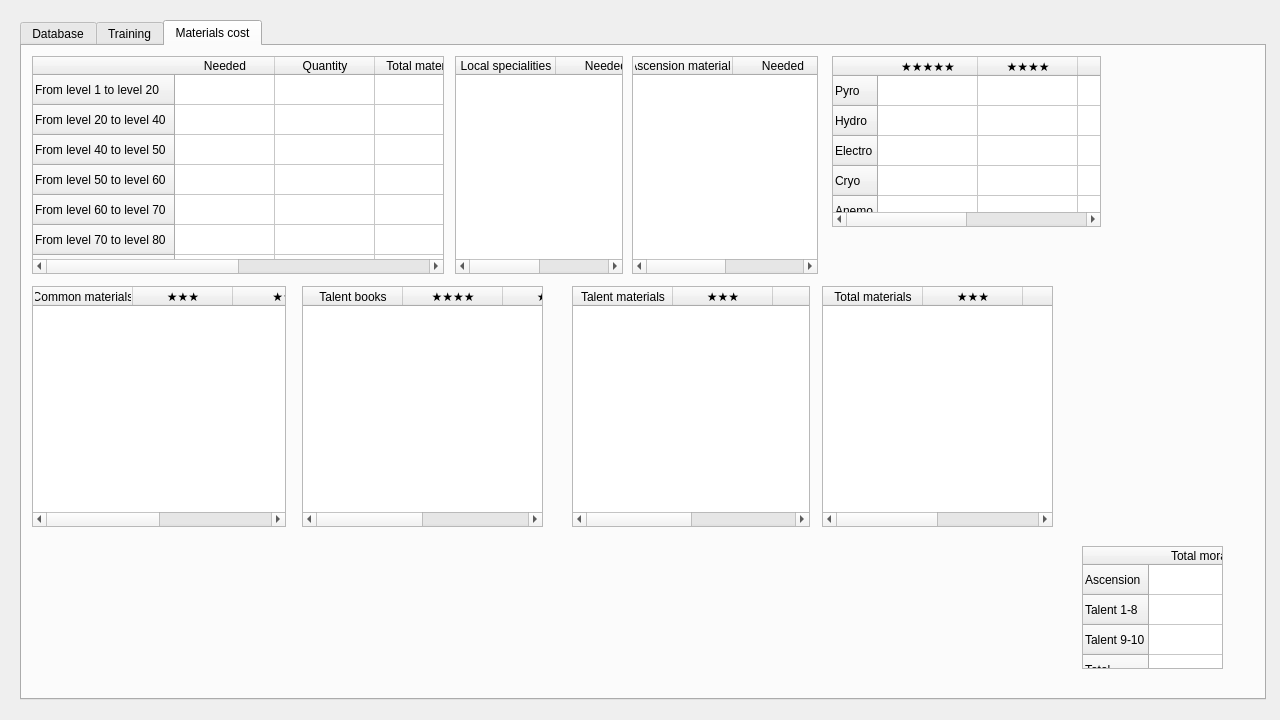
Qt form genshin_calculator.ui (crimvael/genshin_calculator) before a commit.
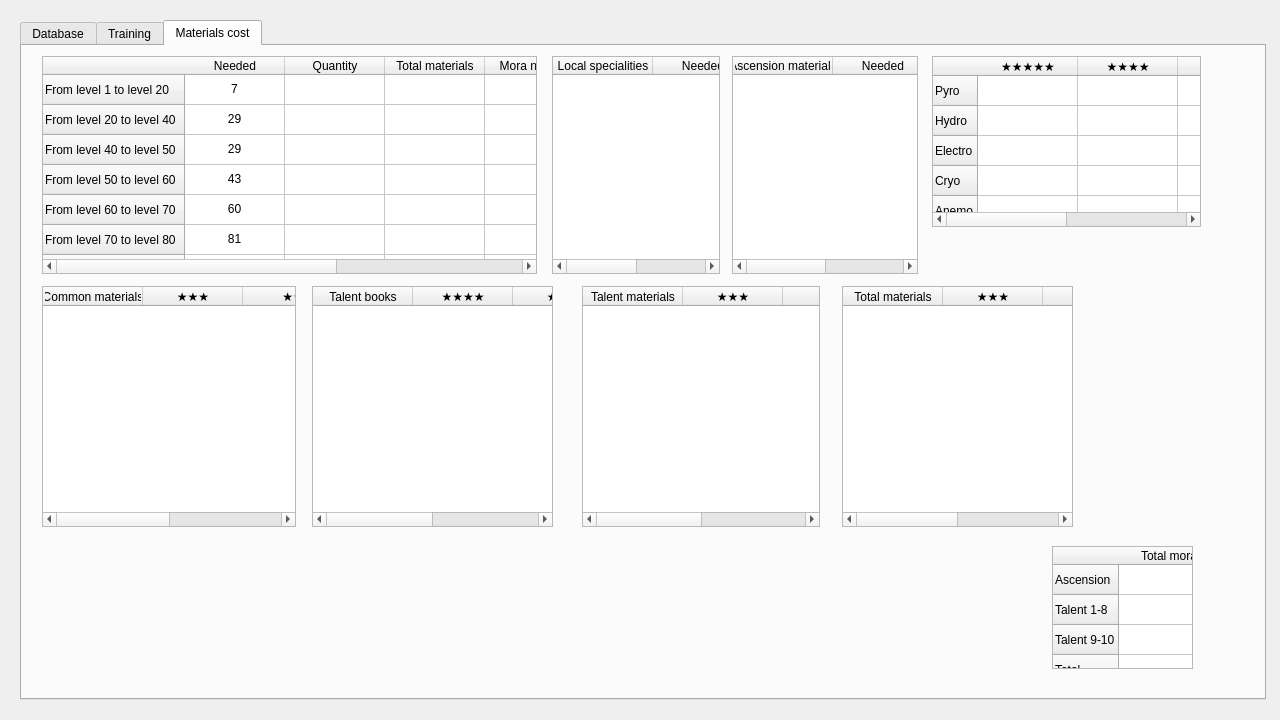
The same form after that commit.

```diff
--- a/genshin_calculator.ui
+++ b/genshin_calculator.ui
@@ -1297,9 +1297,9 @@
      <widget class="QTableWidget" name="tableWidget_4">
       <property name="geometry">
        <rect>
-        <x>10</x>
+        <x>20</x>
         <y>10</y>
-        <width>412</width>
+        <width>495</width>
         <height>218</height>
        </rect>
       </property>
@@ -1451,6 +1451,11 @@
         </font>
        </property>
       </column>
+      <column>
+       <property name="text">
+        <string>Mora needed</string>
+       </property>
+      </column>
       <column>
        <property name="text">
         <string>Total mora</string>
@@ -1462,11 +1467,235 @@
         </font>
        </property>
       </column>
+      <item row="0" column="0">
+       <property name="text">
+        <string>7</string>
+       </property>
+       <property name="textAlignment">
+        <set>AlignCenter</set>
+       </property>
+      </item>
+      <item row="0" column="1">
+       <property name="textAlignment">
+        <set>AlignCenter</set>
+       </property>
+      </item>
+      <item row="0" column="2">
+       <property name="textAlignment">
+        <set>AlignCenter</set>
+       </property>
+      </item>
+      <item row="0" column="3">
+       <property name="textAlignment">
+        <set>AlignCenter</set>
+       </property>
+      </item>
+      <item row="0" column="4">
+       <property name="textAlignment">
+        <set>AlignCenter</set>
+       </property>
+      </item>
+      <item row="1" column="0">
+       <property name="text">
+        <string>29</string>
+       </property>
+       <property name="textAlignment">
+        <set>AlignCenter</set>
+       </property>
+      </item>
+      <item row="1" column="1">
+       <property name="textAlignment">
+        <set>AlignCenter</set>
+       </property>
+      </item>
+      <item row="1" column="2">
+       <property name="textAlignment">
+        <set>AlignCenter</set>
+       </property>
+      </item>
+      <item row="1" column="3">
+       <property name="textAlignment">
+        <set>AlignCenter</set>
+       </property>
+      </item>
+      <item row="1" column="4">
+       <property name="textAlignment">
+        <set>AlignCenter</set>
+       </property>
+      </item>
+      <item row="2" column="0">
+       <property name="text">
+        <string>29</string>
+       </property>
+       <property name="textAlignment">
+        <set>AlignCenter</set>
+       </property>
+      </item>
+      <item row="2" column="1">
+       <property name="textAlignment">
+        <set>AlignCenter</set>
+       </property>
+      </item>
+      <item row="2" column="2">
+       <property name="textAlignment">
+        <set>AlignCenter</set>
+       </property>
+      </item>
+      <item row="2" column="3">
+       <property name="textAlignment">
+        <set>AlignCenter</set>
+       </property>
+      </item>
+      <item row="2" column="4">
+       <property name="textAlignment">
+        <set>AlignCenter</set>
+       </property>
+      </item>
+      <item row="3" column="0">
+       <property name="text">
+        <string>43</string>
+       </property>
+       <property name="textAlignment">
+        <set>AlignCenter</set>
+       </property>
+      </item>
+      <item row="3" column="1">
+       <property name="textAlignment">
+        <set>AlignCenter</set>
+       </property>
+      </item>
+      <item row="3" column="2">
+       <property name="textAlignment">
+        <set>AlignCenter</set>
+       </property>
+      </item>
+      <item row="3" column="3">
+       <property name="textAlignment">
+        <set>AlignCenter</set>
+       </property>
+      </item>
+      <item row="3" column="4">
+       <property name="textAlignment">
+        <set>AlignCenter</set>
+       </property>
+      </item>
+      <item row="4" column="0">
+       <property name="text">
+        <string>60</string>
+       </property>
+       <property name="textAlignment">
+        <set>AlignCenter</set>
+       </property>
+      </item>
+      <item row="4" column="1">
+       <property name="textAlignment">
+        <set>AlignCenter</set>
+       </property>
+      </item>
+      <item row="4" column="2">
+       <property name="textAlignment">
+        <set>AlignCenter</set>
+       </property>
+      </item>
+      <item row="4" column="3">
+       <property name="textAlignment">
+        <set>AlignCenter</set>
+       </property>
+      </item>
+      <item row="4" column="4">
+       <property name="textAlignment">
+        <set>AlignCenter</set>
+       </property>
+      </item>
+      <item row="5" column="0">
+       <property name="text">
+        <string>81</string>
+       </property>
+       <property name="textAlignment">
+        <set>AlignCenter</set>
+       </property>
+      </item>
+      <item row="5" column="1">
+       <property name="textAlignment">
+        <set>AlignCenter</set>
+       </property>
+      </item>
+      <item row="5" column="2">
+       <property name="textAlignment">
+        <set>AlignCenter</set>
+       </property>
+      </item>
+      <item row="5" column="3">
+       <property name="textAlignment">
+        <set>AlignCenter</set>
+       </property>
+      </item>
+      <item row="5" column="4">
+       <property name="textAlignment">
+        <set>AlignCenter</set>
+       </property>
+      </item>
+      <item row="6" column="0">
+       <property name="text">
+        <string>171</string>
+       </property>
+       <property name="textAlignment">
+        <set>AlignCenter</set>
+       </property>
+      </item>
+      <item row="6" column="1">
+       <property name="textAlignment">
+        <set>AlignCenter</set>
+       </property>
+      </item>
+      <item row="6" column="2">
+       <property name="textAlignment">
+        <set>AlignCenter</set>
+       </property>
+      </item>
+      <item row="6" column="3">
+       <property name="textAlignment">
+        <set>AlignCenter</set>
+       </property>
+      </item>
+      <item row="6" column="4">
+       <property name="textAlignment">
+        <set>AlignCenter</set>
+       </property>
+      </item>
+      <item row="7" column="0">
+       <property name="text">
+        <string>420</string>
+       </property>
+       <property name="textAlignment">
+        <set>AlignCenter</set>
+       </property>
+      </item>
+      <item row="7" column="1">
+       <property name="textAlignment">
+        <set>AlignCenter</set>
+       </property>
+      </item>
+      <item row="7" column="2">
+       <property name="textAlignment">
+        <set>AlignCenter</set>
+       </property>
+      </item>
+      <item row="7" column="3">
+       <property name="textAlignment">
+        <set>AlignCenter</set>
+       </property>
+      </item>
+      <item row="7" column="4">
+       <property name="textAlignment">
+        <set>AlignCenter</set>
+       </property>
+      </item>
      </widget>
      <widget class="QTableWidget" name="tableWidget_5">
       <property name="geometry">
        <rect>
-        <x>433</x>
+        <x>530</x>
         <y>10</y>
         <width>168</width>
         <height>218</height>
@@ -1513,7 +1742,7 @@
      <widget class="QTableWidget" name="tableWidget_6">
       <property name="geometry">
        <rect>
-        <x>610</x>
+        <x>710</x>
         <y>10</y>
         <width>186</width>
         <height>218</height>
@@ -1560,7 +1789,7 @@
      <widget class="QTableWidget" name="tableWidget_7">
       <property name="geometry">
        <rect>
-        <x>810</x>
+        <x>910</x>
         <y>10</y>
         <width>269</width>
         <height>171</height>
@@ -1701,7 +1930,7 @@
      <widget class="QTableWidget" name="tableWidget_8">
       <property name="geometry">
        <rect>
-        <x>280</x>
+        <x>290</x>
         <y>240</y>
         <width>241</width>
         <height>241</height>
@@ -1773,7 +2002,7 @@
      <widget class="QTableWidget" name="tableWidget_9">
       <property name="geometry">
        <rect>
-        <x>10</x>
+        <x>20</x>
         <y>240</y>
         <width>254</width>
         <height>241</height>
@@ -1854,7 +2083,7 @@
      <widget class="QTableWidget" name="tableWidget_10">
       <property name="geometry">
        <rect>
-        <x>550</x>
+        <x>560</x>
         <y>240</y>
         <width>238</width>
         <height>241</height>
@@ -1926,7 +2155,7 @@
      <widget class="QTableWidget" name="tableWidget_11">
       <property name="geometry">
        <rect>
-        <x>1060</x>
+        <x>1030</x>
         <y>500</y>
         <width>141</width>
         <height>123</height>
@@ -2006,7 +2235,7 @@
      <widget class="QTableWidget" name="tableWidget_12">
       <property name="geometry">
        <rect>
-        <x>800</x>
+        <x>820</x>
         <y>240</y>
         <width>231</width>
         <height>241</height>
```
Left out of the diff: 27 changed lines with no effect on the pictures.
